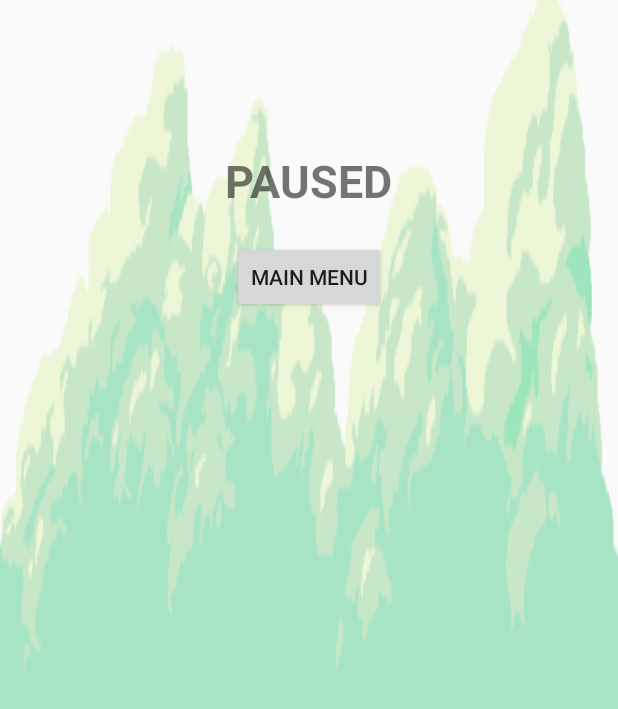
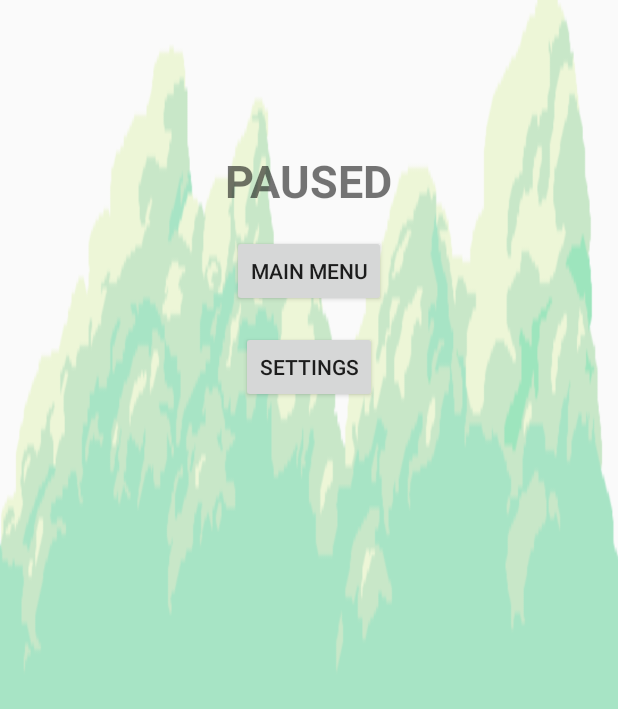
Before and after one commit to ecs160ss12019/Apples, an Android app: the layout pause_popup_window.xml on its own in the app's theme, with its tools: preview values and no code run, on a phone screen of 412 x 824 dp. Shown: the top 709 px of the screen. Run offline under Robolectric (Android 15) with nearby library versions, the light colour scheme and no system bars.

Commit message:
Settings button created
to be filled in by steven

```diff
--- a/SuperBreakout/app/src/main/java/com/example/superbreakout/PauseMenuPopUp.java
+++ b/SuperBreakout/app/src/main/java/com/example/superbreakout/PauseMenuPopUp.java
@@ -32,6 +32,13 @@
             }
         });
 
+        final Button settingsButton = findViewById(R.id.settingsButton);
+        mainMenuButton.setOnClickListener(new View.OnClickListener() {
+            public void onClick(View v) {
+                //settings (for Steven)
+            }
+        });
+
         getWindow().setLayout((int) (width*.8), (int) (height*.8));
     }
 }
--- a/SuperBreakout/app/src/main/res/layout/pause_popup_window.xml
+++ b/SuperBreakout/app/src/main/res/layout/pause_popup_window.xml
@@ -21,9 +21,20 @@
         android:layout_height="wrap_content"
         android:layout_below="@+id/pauseLabel"
         android:layout_centerHorizontal="true"
-        android:layout_marginTop="20dp"
+        android:layout_marginTop="16dp"
         android:gravity="center"
         android:text="Main Menu"
         android:textAllCaps="true" />
 
+    <Button
+        android:id="@+id/settingsButton"
+        android:layout_width="wrap_content"
+        android:layout_height="wrap_content"
+        android:layout_below="@+id/mainMenuButton"
+        android:layout_centerHorizontal="true"
+        android:layout_marginTop="16dp"
+        android:gravity="center"
+        android:text="Settings"
+        android:textAllCaps="true" />
+
 </RelativeLayout>
```
